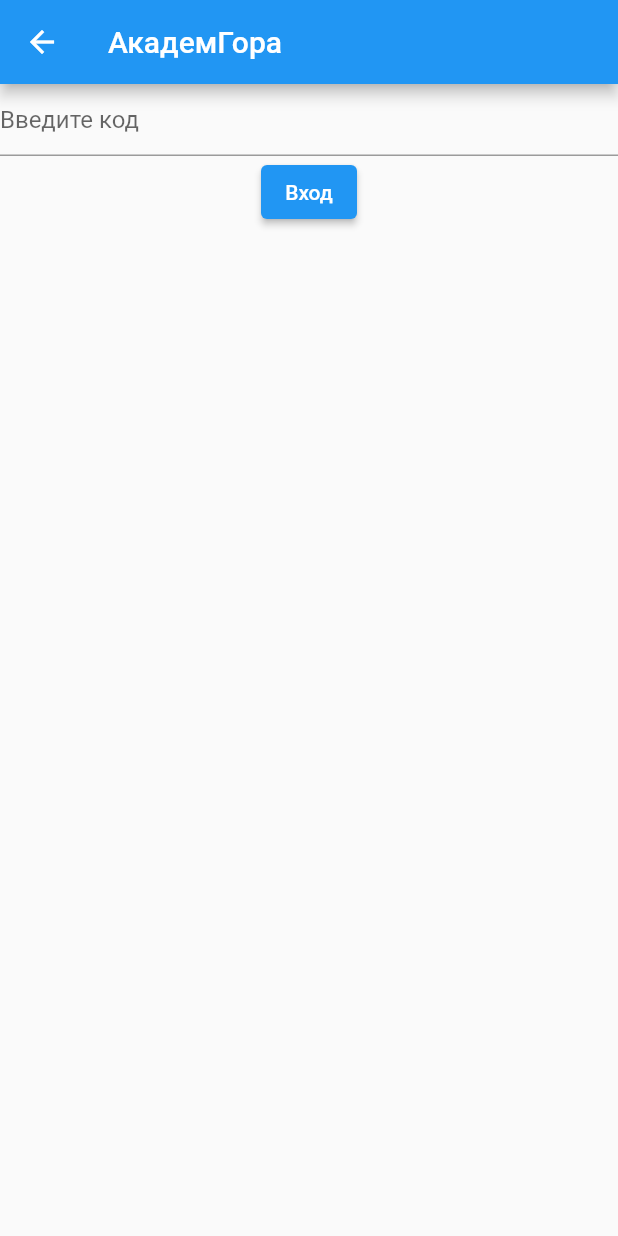
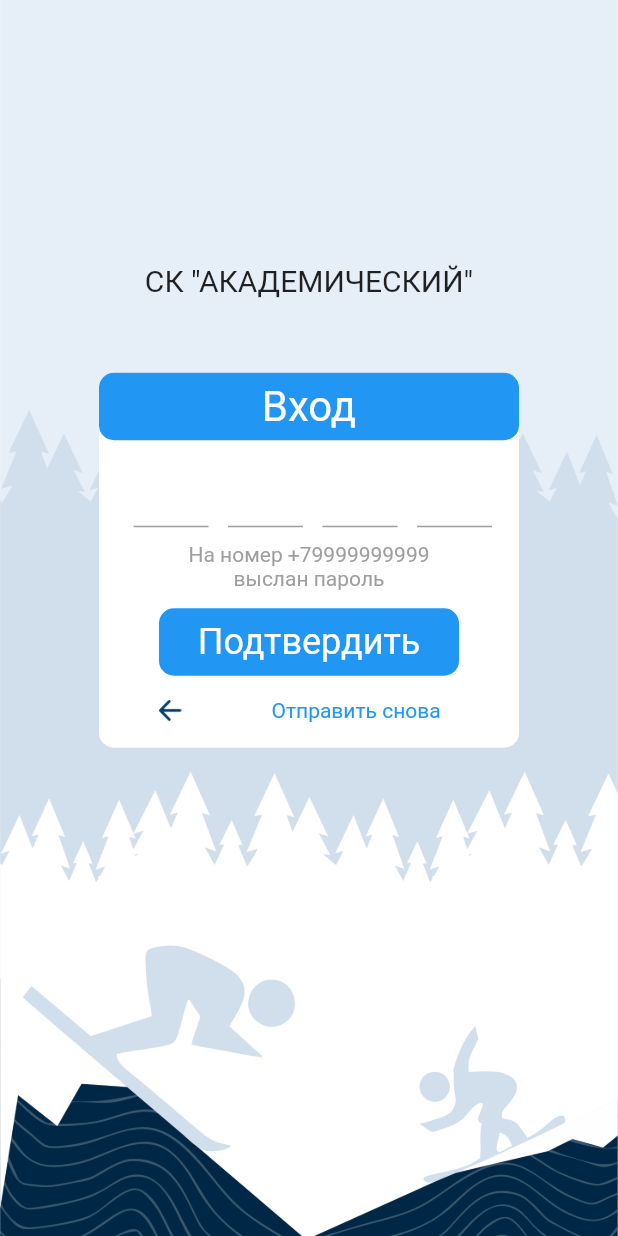
Before and after one commit to Impulseone/AcademGora, a Flutter app: the InputPasswordScreen screen opened directly, on a phone screen of 412 x 824 dp. Run offline on Flutter 3.47's test engine with Material 2 defaults, Android fonts, the phone set to English and light mode, and no system bars; our stand-ins replace carousel_slider; project files that could hold a hidden picture were left out.

Commit message:
input password screen completed

```diff
--- a/academ_gora/lib/screens/auth/helpers/login_form_widget.dart
+++ b/academ_gora/lib/screens/auth/helpers/login_form_widget.dart
@@ -1,8 +1,7 @@
 import 'package:flutter/material.dart';
 
 class LoginFormWidget extends StatelessWidget {
-
-  Function _getCode;
+  final Function _getCode;
 
   LoginFormWidget(this._getCode);
 
--- /dev/null
+++ b/academ_gora/lib/screens/auth/helpers/password_widget.dart
@@ -0,0 +1,175 @@
+import 'package:flutter/material.dart';
+import 'package:flutter/services.dart';
+
+class PasswordWidget extends StatefulWidget {
+  final Function _getCode;
+
+  PasswordWidget(this._getCode);
+
+  @override
+  _PasswordWidgetState createState() => _PasswordWidgetState(_getCode);
+}
+
+class _PasswordWidgetState extends State<PasswordWidget> {
+  final Function _getCode;
+
+  FocusNode _myFocusNode1 = FocusNode();
+  FocusNode _myFocusNode2 = FocusNode();
+  FocusNode _myFocusNode3 = FocusNode();
+  FocusNode _myFocusNode4 = FocusNode();
+
+  TextEditingController _controller1 = TextEditingController();
+  TextEditingController _controller2 = TextEditingController();
+  TextEditingController _controller3 = TextEditingController();
+  TextEditingController _controller4 = TextEditingController();
+
+  _PasswordWidgetState(this._getCode);
+
+  @override
+  Widget build(BuildContext context) {
+    return Container(
+      width: 280,
+      height: 250,
+      margin: EdgeInsets.only(top: 50),
+      decoration: BoxDecoration(
+          color: Colors.white,
+          borderRadius: BorderRadius.all(Radius.circular(10.0))),
+      child: Column(
+        children: [
+          _topText(),
+          _inputNumberWidget(),
+          _textNumberHint(),
+          _getCodeButton(),
+          _backAndResendButton()
+        ],
+      ),
+    );
+  }
+
+  Widget _topText() {
+    return Container(
+      width: 280,
+      height: 45,
+      decoration: BoxDecoration(
+          color: Colors.blue,
+          borderRadius: BorderRadius.all(Radius.circular(10.0))),
+      child: Center(
+          child: Text(
+        "Вход",
+        textAlign: TextAlign.center,
+        style: TextStyle(color: Colors.white, fontSize: 28),
+      )),
+    );
+  }
+
+  Widget _inputNumberWidget() {
+    return Container(
+        margin: EdgeInsets.only(top: 10, left: 10),
+        child: Row(
+          children: [
+            _numberTextField(1, _myFocusNode1, _controller1),
+            _numberTextField(2, _myFocusNode2, _controller2),
+            _numberTextField(3, _myFocusNode3, _controller3),
+            _numberTextField(4, _myFocusNode4, _controller4),
+          ],
+        ));
+  }
+
+  Widget _numberTextField(int id, FocusNode focusNode,
+      TextEditingController textEditingController) {
+    return Container(
+      width: 50,
+      margin: EdgeInsets.only(left: 13),
+      child: TextField(
+        onChanged: (s) {
+          onTextChanged(id);
+        },
+        controller: textEditingController,
+        focusNode: focusNode,
+        textAlign: TextAlign.center,
+        keyboardType: TextInputType.number,
+        inputFormatters: [
+          LengthLimitingTextInputFormatter(1),
+        ],
+        decoration: InputDecoration(
+            border: UnderlineInputBorder(
+          borderSide: BorderSide(color: Colors.grey),
+        )),
+        style: TextStyle(fontSize: 20),
+        maxLines: 1,
+      ),
+    );
+  }
+
+  void onTextChanged(int id) {
+    switch (id) {
+      case 1:
+        if (_controller1.text.isNotEmpty) {
+          _myFocusNode2.requestFocus();
+        }
+        break;
+      case 2:
+        if (_controller2.text.isNotEmpty) {
+          _myFocusNode3.requestFocus();
+        }
+        break;
+      case 3:
+        if (_controller3.text.isNotEmpty) {
+          _myFocusNode4.requestFocus();
+        }
+        break;
+      case 4:
+        break;
+    }
+  }
+
+  Widget _textNumberHint() {
+    return Container(
+        margin: EdgeInsets.only(top: 10),
+        child: Text(
+          "На номер +79999999999 \nвыслан пароль",
+          textAlign: TextAlign.center,
+          style: TextStyle(color: Colors.grey, fontSize: 14),
+        ));
+  }
+
+  Widget _getCodeButton() {
+    return GestureDetector(
+        onTap: _getCode,
+        child: Container(
+          margin: EdgeInsets.only(top: 12),
+          width: 200,
+          height: 45,
+          decoration: BoxDecoration(
+              color: Colors.blue,
+              borderRadius: BorderRadius.all(Radius.circular(10.0))),
+          child: Center(
+              child: Text(
+            "Подтвердить",
+            textAlign: TextAlign.center,
+            style: TextStyle(color: Colors.white, fontSize: 24),
+          )),
+        ));
+  }
+
+  Widget _backAndResendButton() {
+    return Container(
+        margin: EdgeInsets.only(top: 15),
+        width: 200,
+        child: Row(
+          children: [
+            Image.asset(
+              "assets/auth/e6.png",
+              width: 15,
+              height: 15,
+            ),
+            Container(
+                margin: EdgeInsets.only(left: 60),
+                child: Text(
+                  "Отправить снова",
+                  style: TextStyle(fontSize: 14, color: Colors.blue),
+                ))
+          ],
+        ));
+  }
+}
--- a/academ_gora/lib/screens/auth/password_screen.dart
+++ b/academ_gora/lib/screens/auth/password_screen.dart
@@ -1,3 +1,4 @@
+import 'package:academ_gora/screens/auth/helpers/password_widget.dart';
 import 'package:academ_gora/screens/main_screen.dart';
 import 'package:flutter/material.dart';
 
@@ -5,19 +6,32 @@ class InputPasswordScreen extends StatelessWidget {
   @override
   Widget build(BuildContext context) {
     return Scaffold(
-      appBar: AppBar(title: Text("АкадемГора")),
-      body: Center(
-        child: Column(
-          children: [
-            TextField(
-              decoration: InputDecoration(hintText: "Введите код"),
+        body: Container(
+            decoration: BoxDecoration(
+              image: DecorationImage(
+                image: AssetImage("assets/auth/1_background.png"),
+                fit: BoxFit.cover,
+              ),
             ),
-            ElevatedButton(
-                child: Text("Вход"), onPressed: (){_openMainScreen(context);})
-          ],
-        ),
-      ),
-    );
+            child: Center(
+              child: SingleChildScrollView(
+                child: Column(
+                  children: [
+                    Container(
+                        child: Text("СК \"АКАДЕМИЧЕСКИЙ\"",
+                            style: TextStyle(
+                              fontSize: 20,
+                            ))),
+                    PasswordWidget(() {
+                      _openMainScreen(context);
+                    }),
+                    Container(
+                      height: 150,
+                    )
+                  ],
+                ),
+              ),
+            )));
   }
 
   void _openMainScreen(BuildContext context) {
```
Also changed, not shown: academ_gora/assets/auth/e6.png (added). Lines whose indentation alone changed are shown as unchanged.
